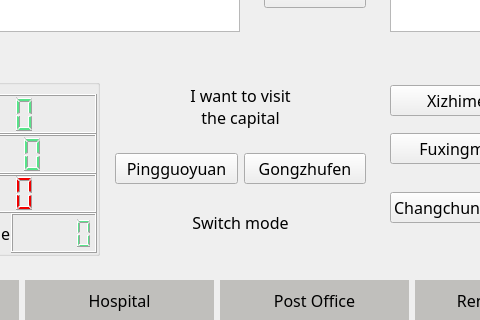
Old version of the form form/main.ui in the repository soda92/beijing_fushengji_rewrite; both pictures show x 188 to 668 and y 243 to 563 of the 1005 by 677 pixel window.
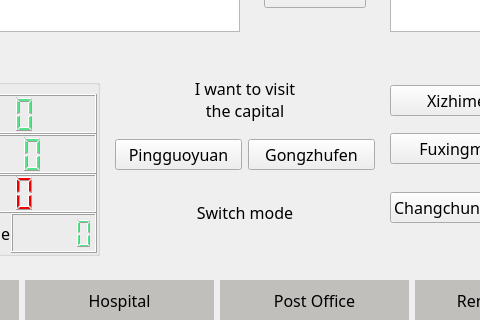
New version of the form. Icons and pictures are not drawn.

Commit message: add places and its translation

```diff
--- a/form/main.ui
+++ b/form/main.ui
@@ -134,6 +134,11 @@
     </item>
     <item>
      <widget class="QWidget" name="widget_15" native="true">
+      <property name="styleSheet">
+       <string notr="true">QPushButton::disabled{
+	background-color: rgb(143, 240, 164);
+}</string>
+      </property>
       <layout class="QHBoxLayout" name="horizontalLayout_8">
        <item>
         <widget class="QGroupBox" name="groupBox">
@@ -409,8 +414,20 @@
           </size>
          </property>
          <layout class="QVBoxLayout" name="verticalLayout_3">
+          <property name="topMargin">
+           <number>0</number>
+          </property>
+          <property name="rightMargin">
+           <number>0</number>
+          </property>
           <item>
-           <widget class="QPushButton" name="pushButton_13">
+           <widget class="QPushButton" name="switch_place">
+            <property name="sizePolicy">
+             <sizepolicy hsizetype="Minimum" vsizetype="Expanding">
+              <horstretch>0</horstretch>
+              <verstretch>0</verstretch>
+             </sizepolicy>
+            </property>
             <property name="minimumSize">
              <size>
               <width>0</width>
@@ -418,7 +435,9 @@
              </size>
             </property>
             <property name="styleSheet">
-             <string notr="true">border: none;</string>
+             <string notr="true">QPushButton{
+border: none;
+}</string>
             </property>
             <property name="text">
              <string>I want to visit 
@@ -469,8 +488,16 @@
           </item>
           <item>
            <widget class="QPushButton" name="switch_mode">
+            <property name="sizePolicy">
+             <sizepolicy hsizetype="Minimum" vsizetype="Expanding">
+              <horstretch>0</horstretch>
+              <verstretch>0</verstretch>
+             </sizepolicy>
+            </property>
             <property name="styleSheet">
-             <string notr="true">border: none;</string>
+             <string notr="true">QPushButton{
+border: none;
+}</string>
             </property>
             <property name="text">
              <string>Switch mode</string>
```
Left out of the diff: 20 changed lines with no effect on the pictures. The commit also changes 2 other files.
